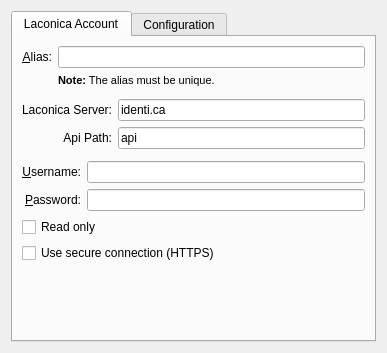
The window that microblogs/laconica/laconicaeditaccount_base.ui (KDE/choqok) describes before a commit, drawn with Qt 5.
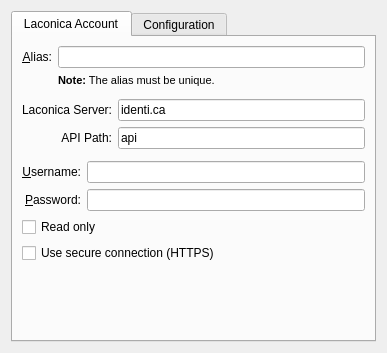
The same window after the commit. Custom widgets are drawn as their Qt base class.

Commit message: Fix some english texts to better english phrasing Suggested by Enrique Matías Sánchez on i18n list I've checked the changes and they seem ok Mehrdad please check you are ok with the changes CCMAIL: mehrdad.momeny@gmail.com

What changed in the file:
```diff
--- a/microblogs/laconica/laconicaeditaccount_base.ui
+++ b/microblogs/laconica/laconicaeditaccount_base.ui
@@ -96,7 +96,7 @@
          <item row="1" column="0">
           <widget class="QLabel" name="label_4">
            <property name="text">
-            <string>Api Path:</string>
+            <string>API Path:</string>
            </property>
            <property name="alignment">
             <set>Qt::AlignRight|Qt::AlignTrailing|Qt::AlignVCenter</set>
```
The commit also changes 2 other files.
